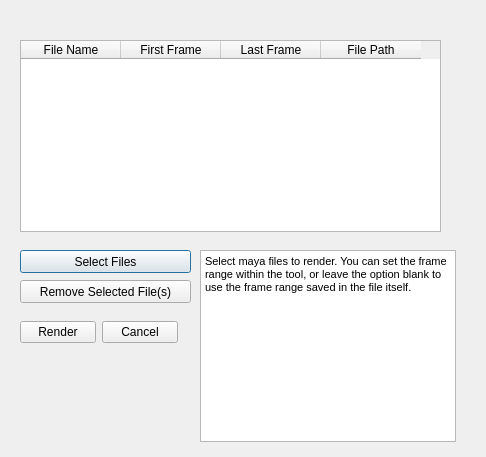
The window that ui/MultiFileSequenceRenderUi.ui (bsinghvird/Multi-File-Sequence-Render) describes before a commit, drawn with Qt 5.
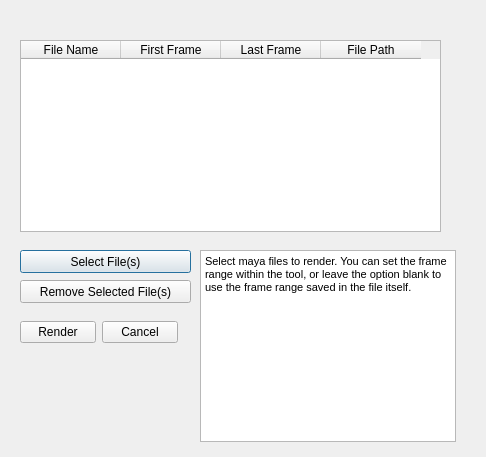
The same window after the commit.

Commit message: can read ma files for first and last frame

```diff
--- a/ui/MultiFileSequenceRenderUi.ui
+++ b/ui/MultiFileSequenceRenderUi.ui
@@ -62,7 +62,7 @@
     </rect>
    </property>
    <property name="text">
-    <string>Select Files</string>
+    <string>Select File(s)</string>
    </property>
   </widget>
   <widget class="QTextBrowser" name="text_instructions">
```
The commit also changes 1 other file.
